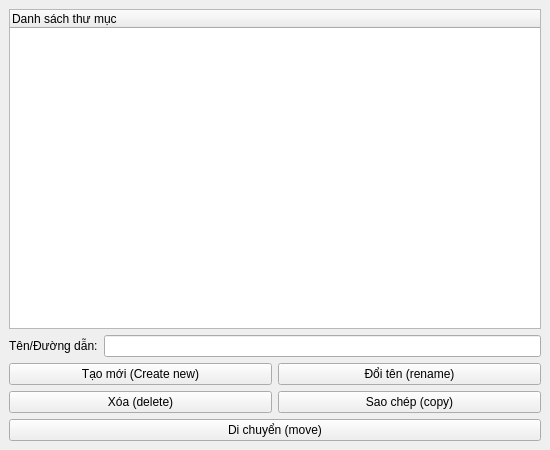
Before: the Qt Designer form Giao diện/tree_panel.ui in justnhan/NHOM-5_KTLTNC, drawn with Qt 5.
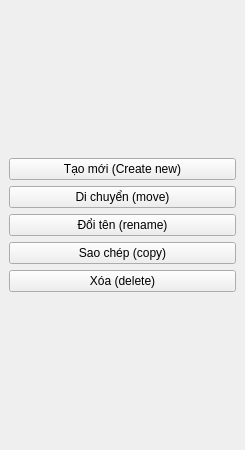
After: the same form once the commit is applied.

Diff of the .ui file:
```diff
--- a/Giao diện/tree_panel.ui
+++ b/Giao diện/tree_panel.ui
@@ -6,7 +6,7 @@
    <rect>
     <x>0</x>
     <y>0</y>
-    <width>550</width>
+    <width>245</width>
     <height>450</height>
    </rect>
   </property>
@@ -15,60 +15,37 @@
   </property>
   <widget class="QWidget" name="centralwidget">
    <layout class="QVBoxLayout" name="verticalLayout">
-    <item>
-     <widget class="QTreeWidget" name="treeFolder">
-      <column>
-       <property name="text">
-        <string>Danh sách thư mục</string>
-       </property>
-      </column>
-     </widget>
-    </item>
-    <item>
-     <layout class="QHBoxLayout" name="layoutInput">
-      <item>
-       <widget class="QLabel" name="label">
-        <property name="text">
-         <string>Tên/Đường dẫn:</string>
-        </property>
-       </widget>
-      </item>
-      <item>
-       <widget class="QLineEdit" name="txtInputName"/>
-      </item>
-     </layout>
-    </item>
     <item>
      <layout class="QGridLayout" name="gridLayout">
-      <item row="0" column="0">
-       <widget class="QPushButton" name="btnMkdir">
-        <property name="text">
-         <string>Tạo mới (Create new)</string>
-        </property>
-       </widget>
-      </item>
-      <item row="0" column="1">
-       <widget class="QPushButton" name="btnRename">
-        <property name="text">
-         <string>Đổi tên (rename)</string>
-        </property>
-       </widget>
-      </item>
-      <item row="1" column="0">
+      <item row="5" column="0">
        <widget class="QPushButton" name="btnDelete">
         <property name="text">
          <string>Xóa (delete)</string>
         </property>
        </widget>
       </item>
-      <item row="1" column="1">
+      <item row="1" column="0">
+       <widget class="QPushButton" name="btnMkdir">
+        <property name="text">
+         <string>Tạo mới (Create new)</string>
+        </property>
+       </widget>
+      </item>
+      <item row="4" column="0">
        <widget class="QPushButton" name="btnCopy">
         <property name="text">
          <string>Sao chép (copy)</string>
         </property>
        </widget>
       </item>
-      <item row="2" column="0" colspan="2">
+      <item row="3" column="0">
+       <widget class="QPushButton" name="btnRename">
+        <property name="text">
+         <string>Đổi tên (rename)</string>
+        </property>
+       </widget>
+      </item>
+      <item row="2" column="0">
        <widget class="QPushButton" name="btnMove">
         <property name="text">
          <string>Di chuyển (move)</string>
```
